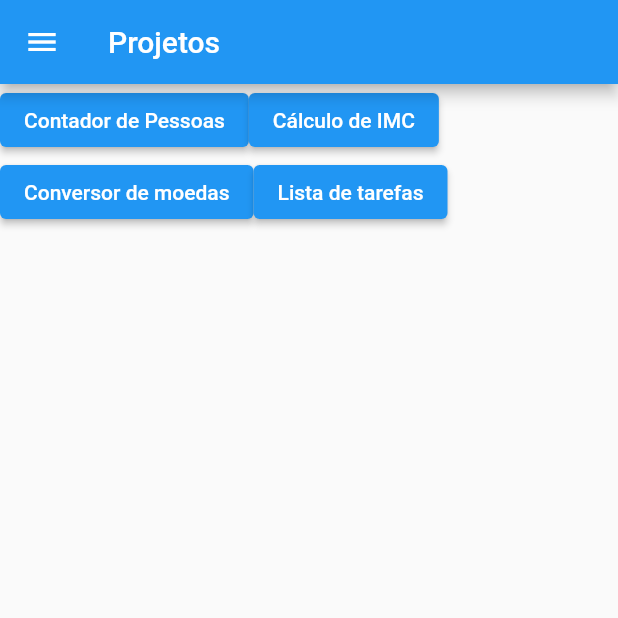
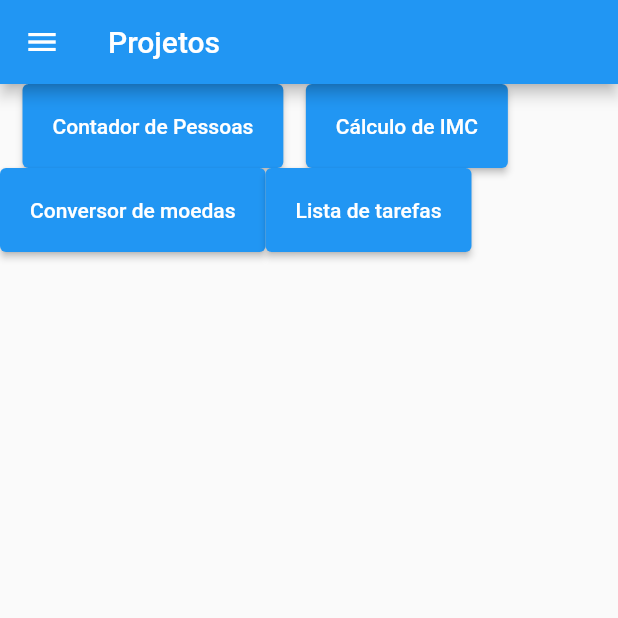
Before and after one commit to FabioPetry18/Projetos-Flutter, a Flutter app: the screen it shows after launch, on a phone screen of 412 x 824 dp, the top half of it. Run offline on Flutter 3.47's test engine with Material 2 defaults, Android fonts, the phone set to English and light mode, and no system bars.

Commit message:
ToDo adicionado

```diff
--- a/lib/calculoImc.dart
+++ b/lib/calculoImc.dart
@@ -4,7 +4,7 @@ import 'package:flutter/cupertino.dart';
 import 'package:flutter/material.dart';
 
 class Calculo extends StatefulWidget {
-  const Calculo({ Key? key }) : super(key: key);
+  const Calculo({ Key key }) : super(key: key);
 
   @override
   _CalculoState createState() => _CalculoState();
@@ -102,7 +102,7 @@ class _CalculoState extends State<Calculo> {
            child:  ElevatedButton(
             style: ElevatedButton.styleFrom(primary: Colors.amber),
             onPressed: () {
-              if(_formKey.currentState!.validate()){
+              if(_formKey.currentState.validate()){
                 calcular();
               }
             }  ,
--- a/lib/contadorpessoas.dart
+++ b/lib/contadorpessoas.dart
@@ -6,7 +6,7 @@ import 'package:flutter/material.dart';
 
 
 class Contador extends StatefulWidget {
-  const Contador({ Key? key }) : super(key: key);
+  const Contador({ Key key }) : super(key: key);
 
   @override
   _ContadorState createState() => _ContadorState();
--- a/lib/main.dart
+++ b/lib/main.dart
@@ -15,7 +15,7 @@ void main() async {
 }
 
 class Myapp extends StatelessWidget {
-  const Myapp({ Key? key }) : super(key: key);
+  const Myapp({ Key key }) : super(key: key);
 
   @override
   Widget build(BuildContext context) {
@@ -27,7 +27,7 @@ class Myapp extends StatelessWidget {
 }
 
 class HomePage extends StatelessWidget {
-  const HomePage({ Key? key }) : super(key: key);
+  const HomePage({ Key key }) : super(key: key);
 
   @override
   Widget build(BuildContext context) {
@@ -40,10 +40,13 @@ class HomePage extends StatelessWidget {
       drawer: const Drawer(),
       body: Wrap(
 
-        mainAxisAlignment: MainAxisAlignment.start ,
+
         children: [
-
+           SizedBox(height: 15.0, width: 15.0,),
           ElevatedButton(
+            style: ElevatedButton.styleFrom(
+              padding: const EdgeInsets.all(20.0),
+            ),
             child: const Text("Contador de Pessoas"),
             onPressed: () {
               Navigator.push(
@@ -52,8 +55,11 @@ class HomePage extends StatelessWidget {
               );
             },
           ),
-
+        SizedBox(height: 15.0, width: 15.0,),
         ElevatedButton(
+          style: ElevatedButton.styleFrom(
+              padding: const EdgeInsets.all(20.0),
+            ),
             child: const Text("Cálculo de IMC"),
             onPressed: () {
               Navigator.push(
@@ -62,7 +68,11 @@ class HomePage extends StatelessWidget {
               );
             },
           ),
+           SizedBox(height: 15.0, width: 15.0,),
         ElevatedButton(
+          style: ElevatedButton.styleFrom(
+              padding: const EdgeInsets.all(20.0),
+            ),
             child: const Text("Conversor de moedas"),
               onPressed: () {
             Navigator.push(
@@ -71,12 +81,16 @@ class HomePage extends StatelessWidget {
             );
           },
          ),
+
          ElevatedButton(
+           style: ElevatedButton.styleFrom(
+              padding: const EdgeInsets.all(20.0),
+            ),
             child: const Text("Lista de tarefas"),
               onPressed: () {
             Navigator.push(
               context,
-              MaterialPageRoute(builder: (context) => const Todo ()),
+              MaterialPageRoute(builder: (context) =>  Todo ()),
             );
           },
          ),
```
Also changed, not shown: lib/ToDo.dart (+7 -5 lines), lib/conversorDeMoedas.dart (+12 -12 lines), 1 other file.
